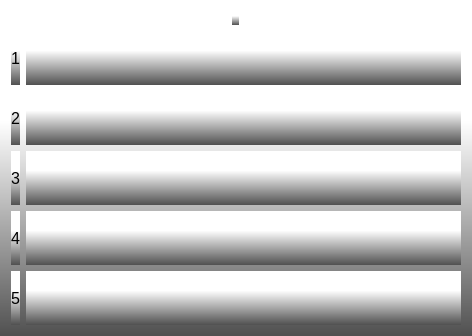
The window that Kursova_2/ScheduleForms/scheduledayshowform.ui (zzvanyazz/Kursova_2) describes before a commit, drawn with Qt 5.
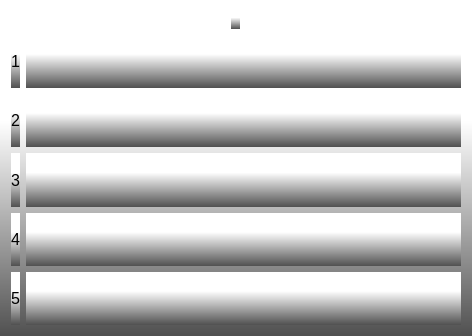
The same window after the commit.

```diff
--- a/Kursova_2/ScheduleForms/scheduledayshowform.ui
+++ b/Kursova_2/ScheduleForms/scheduledayshowform.ui
@@ -25,6 +25,11 @@
        <verstretch>0</verstretch>
       </sizepolicy>
      </property>
+     <property name="font">
+      <font>
+       <pointsize>12</pointsize>
+      </font>
+     </property>
      <property name="text">
       <string/>
      </property>
```
